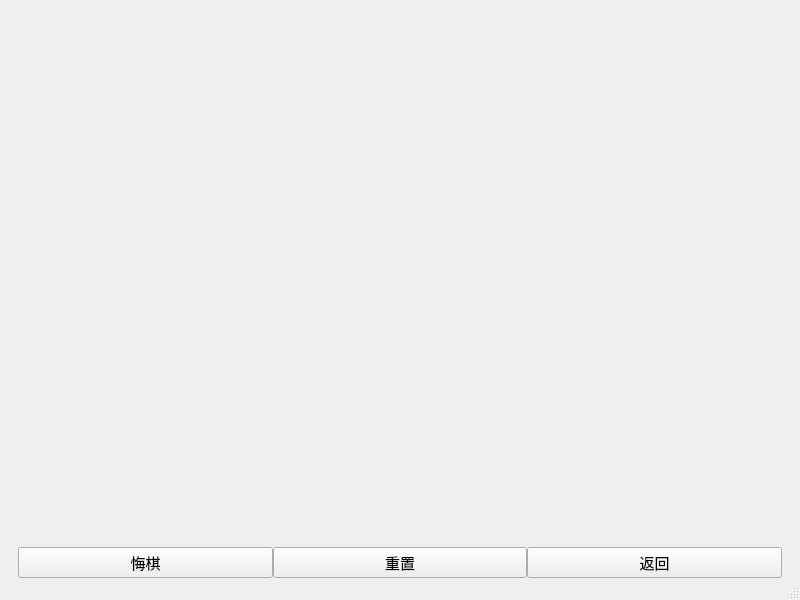
Old version of the form client/gomokuClient/mainwindow.ui in the repository ELUT1111/Gomoku.
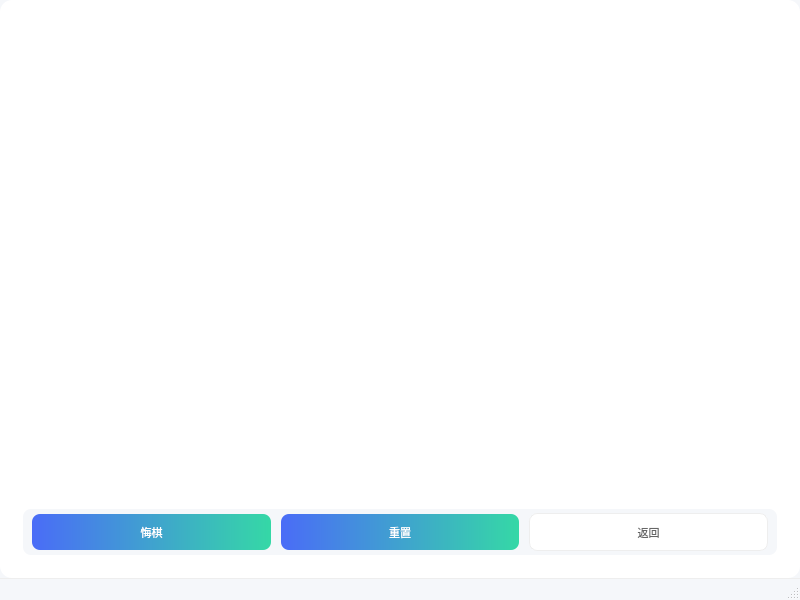
New version of the form. The open tabs and pages were chosen to show the change.

What changed in the file:
```diff
--- a/client/gomokuClient/mainwindow.ui
+++ b/client/gomokuClient/mainwindow.ui
@@ -13,21 +13,96 @@
   <property name="windowTitle">
    <string>五子棋Gomoku</string>
   </property>
+  <!-- 全局样式：统一风格+美观边框+拓展性优化 -->
+  <property name="styleSheet">
+   <string notr="true">
+    /* 主窗口全局样式 */
+    QMainWindow {
+     background-color: #F5F7FA;
+     border: none;
+    }
+    QMainWindow::centralWidget {
+     border: none;
+     margin: 10px; /* 预留边框空间，方便拓展 */
+    }
+    /* 核心容器：圆角+轻微阴影，提升美观度 */
+    QWidget#centralwidget {
+     background-color: white;
+     border-radius: 12px;
+     box-shadow: 0 3px 15px rgba(0,0,0,0.08);
+     padding: 5px;
+    }
+    /* 页面切换容器：QStackedWidget 优化 */
+    QStackedWidget#stackedWidget {
+     border: none;
+     background-color: transparent;
+    }
+    /* 所有页面容器：透明背景，统一视觉 */
+    QWidget#startPage, QWidget#offlineChoicePage, QWidget#onlineChoicePage, QWidget#onlineRoomPage, QWidget#gamePage {
+     background-color: transparent;
+    }
+    /* 游戏页面按钮栏样式：与整套风格统一 */
+    QPushButton#undoButton, QPushButton#resetButton {
+     border-radius: 8px;
+     border: none;
+     font-size: 11px;
+     height: 36px;
+     padding: 0 20px;
+     margin: 0 5px;
+     background: qlineargradient(x1:0, y1:0, x2:1, y2:0, stop:0 #4A6CF7, stop:1 #35D8A6);
+     color: white;
+    }
+    QPushButton#undoButton:hover, QPushButton#resetButton:hover {
+     background: qlineargradient(x1:0, y1:0, x2:1, y2:0, stop:0 #3A5CE7, stop:1 #2BC896);
+    }
+    QPushButton#backButton {
+     border-radius: 8px;
+     border: none;
+     font-size: 11px;
+     height: 36px;
+     padding: 0 20px;
+     margin: 0 5px;
+     background-color: white;
+     color: #666666;
+     border: 1px solid #EEEEEE;
+    }
+    QPushButton#backButton:hover {
+     background-color: #F8F8F8;
+     color: #FF6B6B;
+     border-color: #FFE6E6;
+    }
+    /* 游戏按钮栏容器：统一间距，美化底部 */
+    QWidget#widget_2 {
+     background-color: #F5F7FA;
+     border-radius: 8px;
+     margin: 5px;
+    }
+    QHBoxLayout#gameLayout_bar {
+     justify-content: center; /* 按钮居中，视觉更协调 */
+     spacing: 15px; /* 按钮间距优化 */
+     padding: 5px 0;
+    }
+   </string>
+  </property>
   <widget class="QWidget" name="centralwidget">
    <layout class="QVBoxLayout" name="verticalLayout">
     <property name="spacing">
-     <number>6</number>
+     <number>0</number> <!-- 去除布局间距，避免多余空白 -->
     </property>
-    <property name="bottomMargin">
-     <number>0</number>
+    <property name="contentsMargins">
+     <set>8 8 8 8</set> <!-- 预留内边距，方便拓展 -->
     </property>
     <item>
      <widget class="QStackedWidget" name="stackedWidget">
       <property name="currentIndex">
        <number>3</number>
       </property>
+      <!-- 保留所有原有页面，组件名不变 -->
       <widget class="QWidget" name="startPage">
        <layout class="QVBoxLayout" name="verticalLayout_3">
+        <property name="contentsMargins">
+         <set>0 0 0 0</set>
+        </property>
         <item>
          <layout class="QVBoxLayout" name="startLayout"/>
         </item>
@@ -35,6 +110,9 @@
       </widget>
       <widget class="QWidget" name="offlineChoicePage">
        <layout class="QVBoxLayout" name="verticalLayout_4">
+        <property name="contentsMargins">
+         <set>0 0 0 0</set>
+        </property>
         <item>
          <layout class="QVBoxLayout" name="offlineChoiceLayout"/>
         </item>
@@ -42,6 +120,9 @@
       </widget>
       <widget class="QWidget" name="onlineChoicePage">
        <layout class="QVBoxLayout" name="verticalLayout_7">
+        <property name="contentsMargins">
+         <set>0 0 0 0</set>
+        </property>
         <item>
          <layout class="QVBoxLayout" name="onlineChoiceLayout"/>
         </item>
@@ -49,6 +130,9 @@
       </widget>
       <widget class="QWidget" name="onlineRoomPage">
        <layout class="QVBoxLayout" name="verticalLayout_8">
+        <property name="contentsMargins">
+         <set>0 0 0 0</set>
+        </property>
         <item>
          <layout class="QVBoxLayout" name="onlineRoomLayout"/>
         </item>
@@ -56,17 +140,23 @@
       </widget>
       <widget class="QWidget" name="gamePage">
        <layout class="QVBoxLayout" name="verticalLayout_5">
-        <property name="bottomMargin">
-         <number>0</number>
+        <property name="contentsMargins">
+         <set>0 0 0 0</set>
         </property>
         <item>
          <layout class="QVBoxLayout" name="gameLayout_all" stretch="20,1">
           <property name="spacing">
            <number>0</number>
           </property>
+          <property name="contentsMargins">
+           <set>0 0 0 0</set>
+          </property>
           <item>
            <widget class="QWidget" name="widget" native="true">
             <layout class="QVBoxLayout" name="verticalLayout_6">
+             <property name="contentsMargins">
+              <set>0 0 0 0</set>
+             </property>
              <item>
               <layout class="QVBoxLayout" name="gameLayout_main"/>
              </item>
@@ -79,23 +169,17 @@
              <property name="spacing">
               <number>0</number>
              </property>
-             <property name="leftMargin">
-              <number>0</number>
-             </property>
-             <property name="topMargin">
-              <number>0</number>
-             </property>
-             <property name="rightMargin">
-              <number>0</number>
-             </property>
-             <property name="bottomMargin">
-              <number>0</number>
+             <property name="contentsMargins">
+              <set>0 0 0 0</set>
              </property>
              <item>
               <layout class="QHBoxLayout" name="gameLayout_bar">
                <property name="spacing">
                 <number>0</number>
                </property>
+               <property name="contentsMargins">
+                <set>0 0 0 0</set>
+               </property>
                <item>
                 <widget class="QPushButton" name="undoButton">
                  <property name="font">
@@ -154,8 +238,37 @@
      <height>25</height>
     </rect>
    </property>
+   <!-- 菜单栏样式优化（可选拓展） -->
+   <property name="styleSheet">
+    <string notr="true">
+     QMenuBar {
+      background-color: #4A6CF7;
+      color: white;
+      font-family: "Microsoft YaHei";
+     }
+     QMenuBar::item {
+      padding: 0 15px;
+      height: 25px;
+     }
+     QMenuBar::item:selected {
+      background-color: #3A5CE7;
+     }
+    </string>
+   </property>
   </widget>
-  <widget class="QStatusBar" name="statusbar"/>
+  <widget class="QStatusBar" name="statusbar">
+   <!-- 状态栏样式优化（可选拓展） -->
+   <property name="styleSheet">
+    <string notr="true">
+     QStatusBar {
+      background-color: #F5F7FA;
+      color: #666666;
+      font-family: "Microsoft YaHei";
+      border-top: 1px solid #EEEEEE;
+     }
+    </string>
+   </property>
+  </widget>
  </widget>
  <resources/>
  <connections/>
```
